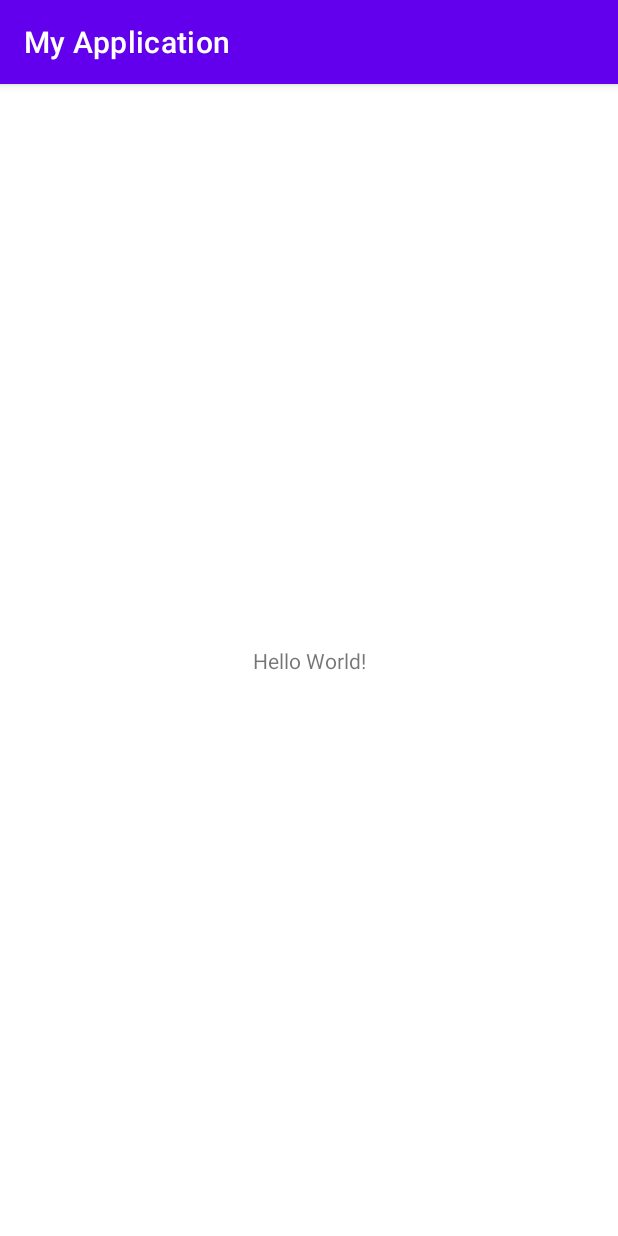
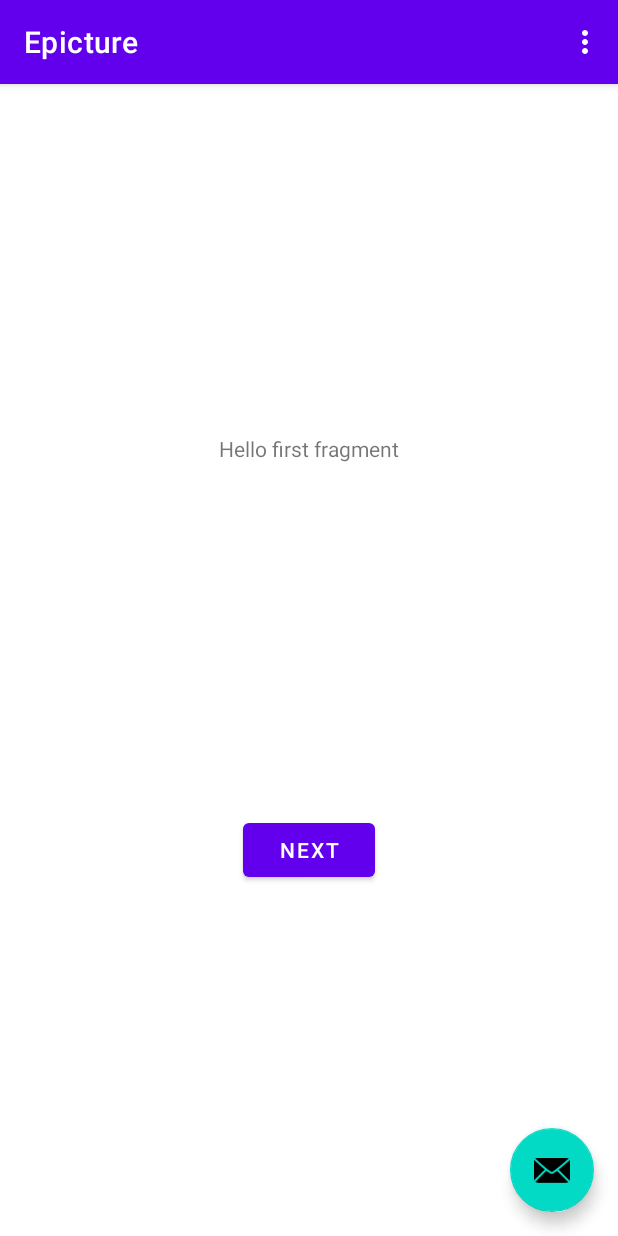
Before and after one commit to Bygius/Epicture, an Android app: the screen it shows after launch (MainActivity), on a phone screen of 412 x 824 dp. Run offline under Robolectric (Android 15) with nearby library versions, the phone set to English and light mode, and no system bars.

Commit message:
FIX - change

```diff
--- /dev/null
+++ b/app/src/main/java/com/example/epicture/FirstFragment.kt
@@ -0,0 +1,31 @@
+package com.example.epicture
+
+import android.os.Bundle
+import androidx.fragment.app.Fragment
+import android.view.LayoutInflater
+import android.view.View
+import android.view.ViewGroup
+import android.widget.Button
+import androidx.navigation.fragment.findNavController
+
+/**
+ * A simple [Fragment] subclass as the default destination in the navigation.
+ */
+class FirstFragment : Fragment() {
+
+    override fun onCreateView(
+            inflater: LayoutInflater, container: ViewGroup?,
+            savedInstanceState: Bundle?
+    ): View? {
+        // Inflate the layout for this fragment
+        return inflater.inflate(R.layout.fragment_first, container, false)
+    }
+
+    override fun onViewCreated(view: View, savedInstanceState: Bundle?) {
+        super.onViewCreated(view, savedInstanceState)
+
+        view.findViewById<Button>(R.id.button_first).setOnClickListener {
+            findNavController().navigate(R.id.action_FirstFragment_to_SecondFragment)
+        }
+    }
+}
--- /dev/null
+++ b/app/src/main/java/com/example/epicture/MainActivity.kt
@@ -0,0 +1,38 @@
+package com.example.epicture
+
+import android.os.Bundle
+import com.google.android.material.floatingactionbutton.FloatingActionButton
+import com.google.android.material.snackbar.Snackbar
+import androidx.appcompat.app.AppCompatActivity
+import android.view.Menu
+import android.view.MenuItem
+
+class MainActivity : AppCompatActivity() {
+
+    override fun onCreate(savedInstanceState: Bundle?) {
+        super.onCreate(savedInstanceState)
+        setContentView(R.layout.activity_main)
+        setSupportActionBar(findViewById(R.id.toolbar))
+
+        findViewById<FloatingActionButton>(R.id.fab).setOnClickListener { view ->
+            Snackbar.make(view, "Replace with your own action", Snackbar.LENGTH_LONG)
+                    .setAction("Action", null).show()
+        }
+    }
+
+    override fun onCreateOptionsMenu(menu: Menu): Boolean {
+        // Inflate the menu; this adds items to the action bar if it is present.
+        menuInflater.inflate(R.menu.menu_main, menu)
+        return true
+    }
+
+    override fun onOptionsItemSelected(item: MenuItem): Boolean {
+        // Handle action bar item clicks here. The action bar will
+        // automatically handle clicks on the Home/Up button, so long
+        // as you specify a parent activity in AndroidManifest.xml.
+        return when (item.itemId) {
+            R.id.action_settings -> true
+            else -> super.onOptionsItemSelected(item)
+        }
+    }
+}
--- a/app/src/main/res/layout/activity_main.xml
+++ b/app/src/main/res/layout/activity_main.xml
@@ -1,18 +1,33 @@
 <?xml version="1.0" encoding="utf-8"?>
-<androidx.constraintlayout.widget.ConstraintLayout xmlns:android="http://schemas.android.com/apk/res/android"
+<androidx.coordinatorlayout.widget.CoordinatorLayout xmlns:android="http://schemas.android.com/apk/res/android"
     xmlns:app="http://schemas.android.com/apk/res-auto"
     xmlns:tools="http://schemas.android.com/tools"
     android:layout_width="match_parent"
     android:layout_height="match_parent"
     tools:context=".MainActivity">
 
-    <TextView
+    <com.google.android.material.appbar.AppBarLayout
+        android:layout_width="match_parent"
+        android:layout_height="wrap_content"
+        android:theme="@style/Theme.Epicture.AppBarOverlay">
+
+        <androidx.appcompat.widget.Toolbar
+            android:id="@+id/toolbar"
+            android:layout_width="match_parent"
+            android:layout_height="?attr/actionBarSize"
+            android:background="?attr/colorPrimary"
+            app:popupTheme="@style/Theme.Epicture.PopupOverlay" />
+
+    </com.google.android.material.appbar.AppBarLayout>
+
+    <include layout="@layout/content_main" />
+
+    <com.google.android.material.floatingactionbutton.FloatingActionButton
+        android:id="@+id/fab"
         android:layout_width="wrap_content"
         android:layout_height="wrap_content"
-        android:text="Hello World!"
-        app:layout_constraintBottom_toBottomOf="parent"
-        app:layout_constraintLeft_toLeftOf="parent"
-        app:layout_constraintRight_toRightOf="parent"
-        app:layout_constraintTop_toTopOf="parent" />
+        android:layout_gravity="bottom|end"
+        android:layout_margin="@dimen/fab_margin"
+        app:srcCompat="@android:drawable/ic_dialog_email" />
 
-</androidx.constraintlayout.widget.ConstraintLayout>
+</androidx.coordinatorlayout.widget.CoordinatorLayout>
--- /dev/null
+++ b/app/src/main/res/layout/content_main.xml
@@ -0,0 +1,19 @@
+<?xml version="1.0" encoding="utf-8"?>
+<androidx.constraintlayout.widget.ConstraintLayout xmlns:android="http://schemas.android.com/apk/res/android"
+    xmlns:app="http://schemas.android.com/apk/res-auto"
+    android:layout_width="match_parent"
+    android:layout_height="match_parent"
+    app:layout_behavior="@string/appbar_scrolling_view_behavior">
+
+    <fragment
+        android:id="@+id/nav_host_fragment"
+        android:name="androidx.navigation.fragment.NavHostFragment"
+        android:layout_width="0dp"
+        android:layout_height="0dp"
+        app:defaultNavHost="true"
+        app:layout_constraintBottom_toBottomOf="parent"
+        app:layout_constraintLeft_toLeftOf="parent"
+        app:layout_constraintRight_toRightOf="parent"
+        app:layout_constraintTop_toTopOf="parent"
+        app:navGraph="@navigation/nav_graph" />
+</androidx.constraintlayout.widget.ConstraintLayout>
--- /dev/null
+++ b/app/src/main/res/layout/fragment_first.xml
@@ -0,0 +1,28 @@
+<?xml version="1.0" encoding="utf-8"?>
+<androidx.constraintlayout.widget.ConstraintLayout xmlns:android="http://schemas.android.com/apk/res/android"
+    xmlns:app="http://schemas.android.com/apk/res-auto"
+    xmlns:tools="http://schemas.android.com/tools"
+    android:layout_width="match_parent"
+    android:layout_height="match_parent"
+    tools:context=".FirstFragment">
+
+    <TextView
+        android:id="@+id/textview_first"
+        android:layout_width="wrap_content"
+        android:layout_height="wrap_content"
+        android:text="@string/hello_first_fragment"
+        app:layout_constraintBottom_toTopOf="@id/button_first"
+        app:layout_constraintEnd_toEndOf="parent"
+        app:layout_constraintStart_toStartOf="parent"
+        app:layout_constraintTop_toTopOf="parent" />
+
+    <Button
+        android:id="@+id/button_first"
+        android:layout_width="wrap_content"
+        android:layout_height="wrap_content"
+        android:text="@string/next"
+        app:layout_constraintBottom_toBottomOf="parent"
+        app:layout_constraintEnd_toEndOf="parent"
+        app:layout_constraintStart_toStartOf="parent"
+        app:layout_constraintTop_toBottomOf="@id/textview_first" />
+</androidx.constraintlayout.widget.ConstraintLayout>
--- /dev/null
+++ b/app/src/main/res/menu/menu_main.xml
@@ -0,0 +1,10 @@
+<menu xmlns:android="http://schemas.android.com/apk/res/android"
+    xmlns:app="http://schemas.android.com/apk/res-auto"
+    xmlns:tools="http://schemas.android.com/tools"
+    tools:context="com.example.epicture.MainActivity">
+    <item
+        android:id="@+id/action_settings"
+        android:orderInCategory="100"
+        android:title="@string/action_settings"
+        app:showAsAction="never" />
+</menu>
--- /dev/null
+++ b/app/src/main/res/navigation/nav_graph.xml
@@ -0,0 +1,28 @@
+<?xml version="1.0" encoding="utf-8"?>
+<navigation xmlns:android="http://schemas.android.com/apk/res/android"
+    xmlns:app="http://schemas.android.com/apk/res-auto"
+    xmlns:tools="http://schemas.android.com/tools"
+    android:id="@+id/nav_graph"
+    app:startDestination="@id/FirstFragment">
+
+    <fragment
+        android:id="@+id/FirstFragment"
+        android:name="com.example.epicture.FirstFragment"
+        android:label="@string/first_fragment_label"
+        tools:layout="@layout/fragment_first">
+
+        <action
+            android:id="@+id/action_FirstFragment_to_SecondFragment"
+            app:destination="@id/SecondFragment" />
+    </fragment>
+    <fragment
+        android:id="@+id/SecondFragment"
+        android:name="com.example.epicture.SecondFragment"
+        android:label="@string/second_fragment_label"
+        tools:layout="@layout/fragment_second">
+
+        <action
+            android:id="@+id/action_SecondFragment_to_FirstFragment"
+            app:destination="@id/FirstFragment" />
+    </fragment>
+</navigation>
--- a/app/src/main/res/values-night/themes.xml
+++ b/app/src/main/res/values-night/themes.xml
@@ -1,6 +1,6 @@
 <resources xmlns:tools="http://schemas.android.com/tools">
     <!-- Base application theme. -->
-    <style name="Theme.MyApplication" parent="Theme.MaterialComponents.DayNight.DarkActionBar">
+    <style name="Theme.Epicture" parent="Theme.MaterialComponents.DayNight.DarkActionBar">
         <!-- Primary brand color. -->
         <item name="colorPrimary">@color/purple_200</item>
         <item name="colorPrimaryVariant">@color/purple_700</item>
--- /dev/null
+++ b/app/src/main/res/values/dimens.xml
@@ -0,0 +1,3 @@
+<resources>
+    <dimen name="fab_margin">16dp</dimen>
+</resources>
--- a/app/src/main/res/values/strings.xml
+++ b/app/src/main/res/values/strings.xml
@@ -1,3 +1,12 @@
 <resources>
-    <string name="app_name">My Application</string>
+    <string name="app_name">Epicture</string>
+    <string name="action_settings">Settings</string>
+    <!-- Strings used for fragments for navigation -->
+    <string name="first_fragment_label">First Fragment</string>
+    <string name="second_fragment_label">Second Fragment</string>
+    <string name="next">Next</string>
+    <string name="previous">Previous</string>
+
+    <string name="hello_first_fragment">Hello first fragment</string>
+    <string name="hello_second_fragment">Hello second fragment. Arg: %1$s</string>
 </resources>
--- a/app/src/main/res/values/themes.xml
+++ b/app/src/main/res/values/themes.xml
@@ -1,6 +1,6 @@
 <resources xmlns:tools="http://schemas.android.com/tools">
     <!-- Base application theme. -->
-    <style name="Theme.MyApplication" parent="Theme.MaterialComponents.DayNight.DarkActionBar">
+    <style name="Theme.Epicture" parent="Theme.MaterialComponents.DayNight.DarkActionBar">
         <!-- Primary brand color. -->
         <item name="colorPrimary">@color/purple_500</item>
         <item name="colorPrimaryVariant">@color/purple_700</item>
@@ -13,4 +13,13 @@
         <item name="android:statusBarColor" tools:targetApi="l">?attr/colorPrimaryVariant</item>
         <!-- Customize your theme here. -->
     </style>
+
+    <style name="Theme.Epicture.NoActionBar">
+        <item name="windowActionBar">false</item>
+        <item name="windowNoTitle">true</item>
+    </style>
+
+    <style name="Theme.Epicture.AppBarOverlay" parent="ThemeOverlay.AppCompat.Dark.ActionBar" />
+
+    <style name="Theme.Epicture.PopupOverlay" parent="ThemeOverlay.AppCompat.Light" />
 </resources>
--- a/build.gradle
+++ b/build.gradle
@@ -1,6 +1,6 @@
 // Top-level build file where you can add configuration options common to all sub-projects/modules.
 buildscript {
-    ext.kotlin_version = "1.3.72"
+    ext.kotlin_version = "1.4.10"
     repositories {
         google()
         jcenter()
--- a/settings.gradle
+++ b/settings.gradle
@@ -1,2 +1,2 @@
 include ':app'
-rootProject.name = "My Application"
+rootProject.name = "Epicture"
```
Also changed, not shown: app/build.gradle (+9 -7 lines), app/src/main/AndroidManifest.xml (+6 -3 lines), app/src/main/java/com/example/epicture/SecondFragment.kt (added, +31 -0 lines), app/src/main/java/com/example/myapplication/MainActivity.kt (deleted, +0 -11 lines), app/src/main/res/layout/fragment_second.xml (added, +27 -0 lines), gradle/wrapper/gradle-wrapper.properties, 4 other files.
